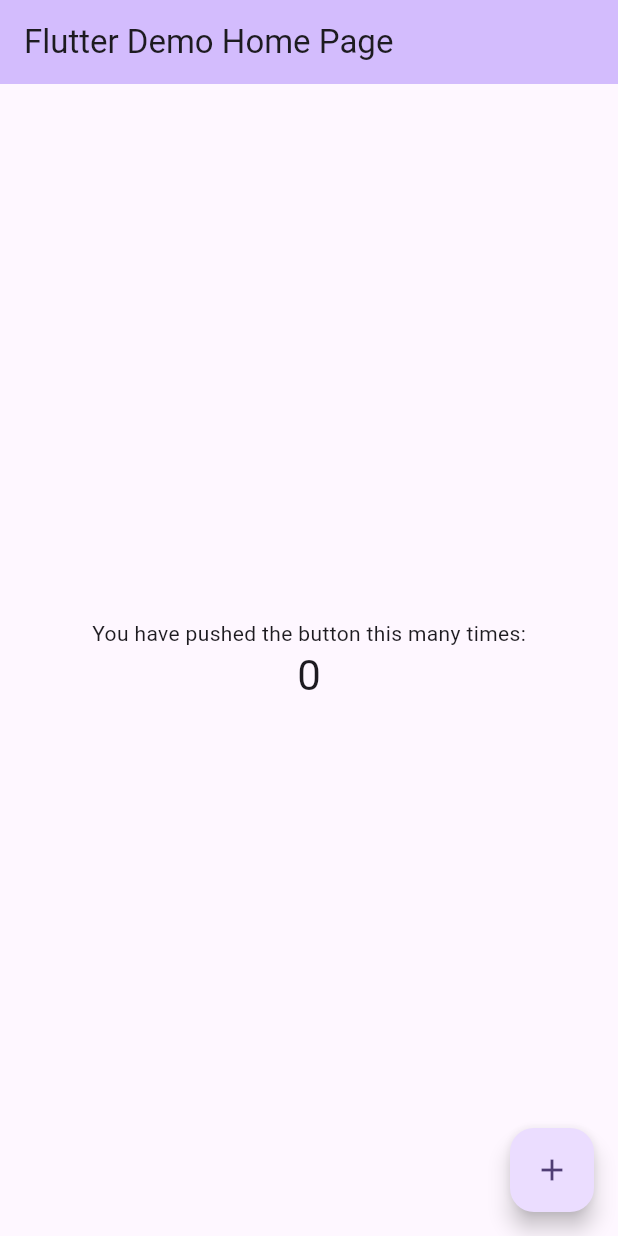
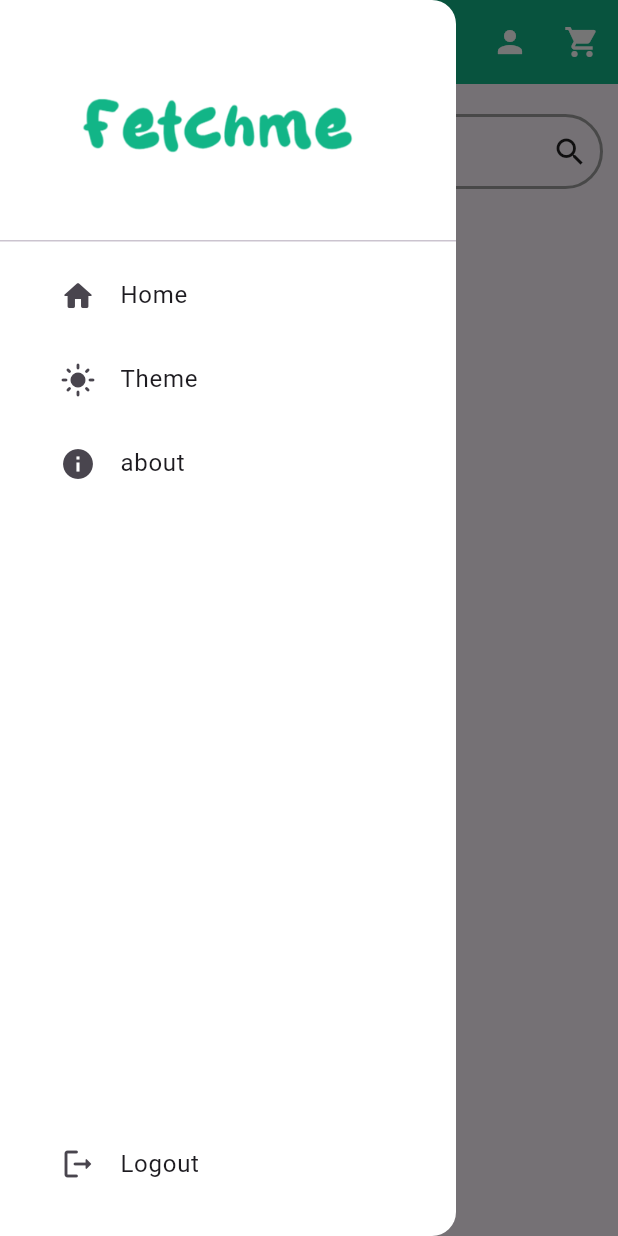
Before and after one commit to Nikeshchaudhary52494/flutter_ecommere_app, a Flutter app: the screen it shows after launch, with the side drawer open (before the commit the screen has no drawer), on a phone screen of 412 x 824 dp. Run offline on Flutter 3.47's test engine with Material 2 defaults, Android fonts, the phone set to English and light mode, and no system bars.

Commit message:
home page and drawer added

```diff
--- a/lib/main.dart
+++ b/lib/main.dart
@@ -1,4 +1,5 @@
 import 'package:flutter/material.dart';
+import 'package:flutter_ecpmmerce_app/screens/home_screen.dart';
 
 void main() {
   runApp(const MyApp());
@@ -11,115 +12,13 @@ class MyApp extends StatelessWidget {
   @override
   Widget build(BuildContext context) {
     return MaterialApp(
+      debugShowCheckedModeBanner: false,
       title: 'Flutter Demo',
       theme: ThemeData(
-        // This is the theme of your application.
-        //
-        // TRY THIS: Try running your application with "flutter run". You'll see
-        // the application has a blue toolbar. Then, without quitting the app,
-        // try changing the seedColor in the colorScheme below to Colors.green
-        // and then invoke "hot reload" (save your changes or press the "hot
-        // reload" button in a Flutter-supported IDE, or press "r" if you used
-        // the command line to start the app).
-        //
-        // Notice that the counter didn't reset back to zero; the application
-        // state is not lost during the reload. To reset the state, use hot
-        // restart instead.
-        //
-        // This works for code too, not just values: Most code changes can be
-        // tested with just a hot reload.
         colorScheme: ColorScheme.fromSeed(seedColor: Colors.deepPurple),
         useMaterial3: true,
       ),
-      home: const MyHomePage(title: 'Flutter Demo Home Page'),
+      home: const HomeScreen(),
     );
   }
 }
-
-class MyHomePage extends StatefulWidget {
-  const MyHomePage({super.key, required this.title});
-
-  // This widget is the home page of your application. It is stateful, meaning
-  // that it has a State object (defined below) that contains fields that affect
-  // how it looks.
-
-  // This class is the configuration for the state. It holds the values (in this
-  // case the title) provided by the parent (in this case the App widget) and
-  // used by the build method of the State. Fields in a Widget subclass are
-  // always marked "final".
-
-  final String title;
-
-  @override
-  State<MyHomePage> createState() => _MyHomePageState();
-}
-
-class _MyHomePageState extends State<MyHomePage> {
-  int _counter = 0;
-
-  void _incrementCounter() {
-    setState(() {
-      // This call to setState tells the Flutter framework that something has
-      // changed in this State, which causes it to rerun the build method below
-      // so that the display can reflect the updated values. If we changed
-      // _counter without calling setState(), then the build method would not be
-      // called again, and so nothing would appear to happen.
-      _counter++;
-    });
-  }
-
-  @override
-  Widget build(BuildContext context) {
-    // This method is rerun every time setState is called, for instance as done
-    // by the _incrementCounter method above.
-    //
-    // The Flutter framework has been optimized to make rerunning build methods
-    // fast, so that you can just rebuild anything that needs updating rather
-    // than having to individually change instances of widgets.
-    return Scaffold(
-      appBar: AppBar(
-        // TRY THIS: Try changing the color here to a specific color (to
-        // Colors.amber, perhaps?) and trigger a hot reload to see the AppBar
-        // change color while the other colors stay the same.
-        backgroundColor: Theme.of(context).colorScheme.inversePrimary,
-        // Here we take the value from the MyHomePage object that was created by
-        // the App.build method, and use it to set our appbar title.
-        title: Text(widget.title),
-      ),
-      body: Center(
-        // Center is a layout widget. It takes a single child and positions it
-        // in the middle of the parent.
-        child: Column(
-          // Column is also a layout widget. It takes a list of children and
-          // arranges them vertically. By default, it sizes itself to fit its
-          // children horizontally, and tries to be as tall as its parent.
-          //
-          // Column has various properties to control how it sizes itself and
-          // how it positions its children. Here we use mainAxisAlignment to
-          // center the children vertically; the main axis here is the vertical
-          // axis because Columns are vertical (the cross axis would be
-          // horizontal).
-          //
-          // TRY THIS: Invoke "debug painting" (choose the "Toggle Debug Paint"
-          // action in the IDE, or press "p" in the console), to see the
-          // wireframe for each widget.
-          mainAxisAlignment: MainAxisAlignment.center,
-          children: <Widget>[
-            const Text(
-              'You have pushed the button this many times:',
-            ),
-            Text(
-              '$_counter',
-              style: Theme.of(context).textTheme.headlineMedium,
-            ),
-          ],
-        ),
-      ),
-      floatingActionButton: FloatingActionButton(
-        onPressed: _incrementCounter,
-        tooltip: 'Increment',
-        child: const Icon(Icons.add),
-      ), // This trailing comma makes auto-formatting nicer for build methods.
-    );
-  }
-}
--- /dev/null
+++ b/lib/screens/home_screen.dart
@@ -0,0 +1,47 @@
+import "package:flutter/material.dart";
+import "package:flutter_ecpmmerce_app/widgets/drawer.dart";
+import "package:flutter_ecpmmerce_app/widgets/search_bar.dart";
+
+class HomeScreen extends StatefulWidget {
+  const HomeScreen({super.key});
+
+  @override
+  State<HomeScreen> createState() => _HomeScreenState();
+}
+
+class _HomeScreenState extends State<HomeScreen> {
+  @override
+  Widget build(BuildContext context) {
+    return Scaffold(
+      appBar: AppBar(
+        backgroundColor: const Color.fromARGB(255, 18, 181, 135),
+        // backgroundColor: Colors.green[500],
+        title: Image.asset(
+          'lib/images/fetchme.png',
+          color: Colors.white,
+        ),
+        actions: <Widget>[
+          IconButton(
+            icon: const Icon(
+              Icons.person,
+              color: Colors.white,
+            ),
+            onPressed: () {
+              // Handle search action
+            },
+          ),
+          IconButton(
+            icon: const Icon(Icons.shopping_cart, color: Colors.white),
+            onPressed: () {
+              // Handle shopping cart action
+            },
+          ),
+        ],
+      ),
+      drawer: const MyDrawer(),
+      body: const Column(
+        children: [MySearchBar()],
+      ),
+    );
+  }
+}
--- /dev/null
+++ b/lib/widgets/drawer.dart
@@ -0,0 +1,75 @@
+import 'package:flutter/material.dart';
+
+class MyDrawer extends StatelessWidget {
+  const MyDrawer({super.key});
+
+  @override
+  Widget build(BuildContext context) {
+    return Drawer(
+      backgroundColor: Colors.white,
+      child: Column(
+        mainAxisAlignment: MainAxisAlignment.spaceBetween,
+        children: [
+          Column(
+            children: [
+              DrawerHeader(
+                child: Image.asset(
+                  'lib/images/fetchme.png',
+                  color: const Color.fromARGB(255, 18, 181, 135),
+                  width: 300,
+                ),
+              ),
+              const Padding(
+                padding: EdgeInsets.only(left: 24),
+                child: ListTile(
+                  leading: Icon(
+                    Icons.home_rounded,
+                  ),
+                  title: Text(
+                    "Home",
+                  ),
+                ),
+              ),
+              const Padding(
+                padding: EdgeInsets.only(left: 24),
+                child: ListTile(
+                  leading: Icon(
+                    Icons.light_mode,
+                  ),
+                  title: Text(
+                    "Theme",
+                  ),
+                ),
+              ),
+              const Padding(
+                padding: EdgeInsets.only(left: 24),
+                child: ListTile(
+                  leading: Icon(
+                    Icons.info,
+                  ),
+                  title: Text(
+                    "about",
+                  ),
+                ),
+              )
+            ],
+          ),
+          const Padding(
+            padding: EdgeInsets.only(
+              bottom: 20,
+              left: 24,
+            ),
+            child: ListTile(
+              leading: Icon(
+                Icons.logout_rounded,
+              ),
+              title: Text(
+                "Logout",
+              ),
+            ),
+          ),
+        ],
+      ),
+    );
+  }
+}
--- /dev/null
+++ b/lib/widgets/search_bar.dart
@@ -0,0 +1,37 @@
+import "package:flutter/material.dart";
+
+class MySearchBar extends StatefulWidget {
+  const MySearchBar({super.key});
+
+  @override
+  State<MySearchBar> createState() => _MySearchBarState();
+}
+
+class _MySearchBarState extends State<MySearchBar> {
+  @override
+  Widget build(BuildContext context) {
+    return Container(
+      height: 50,
+      margin: const EdgeInsets.only(top: 20, left: 10, right: 10, bottom: 20),
+      decoration: BoxDecoration(
+          border: Border.all(color: Colors.grey, width: 2),
+          borderRadius: BorderRadius.circular(50)),
+      child: const Row(
+        children: [
+          SizedBox(width: 8.0),
+          Expanded(
+            child: TextField(
+              decoration: InputDecoration(
+                hintText: 'Search...',
+                border: InputBorder.none,
+              ),
+            ),
+          ),
+          SizedBox(width: 8.0),
+          Icon(Icons.search),
+          SizedBox(width: 8.0),
+        ],
+      ),
+    );
+  }
+}
--- a/pubspec.yaml
+++ b/pubspec.yaml
@@ -59,8 +59,8 @@ flutter:
   uses-material-design: true
 
   # To add assets to your application, add an assets section, like this:
-  # assets:
-  #   - images/a_dot_burr.jpeg
+  assets:
+    - lib/images/
   #   - images/a_dot_ham.jpeg
 
   # An image asset can refer to one or more resolution-specific "variants", see
```
Also changed, not shown: lib/images/fetchme.png (added), lib/images/fetchmeFull.png (added).
